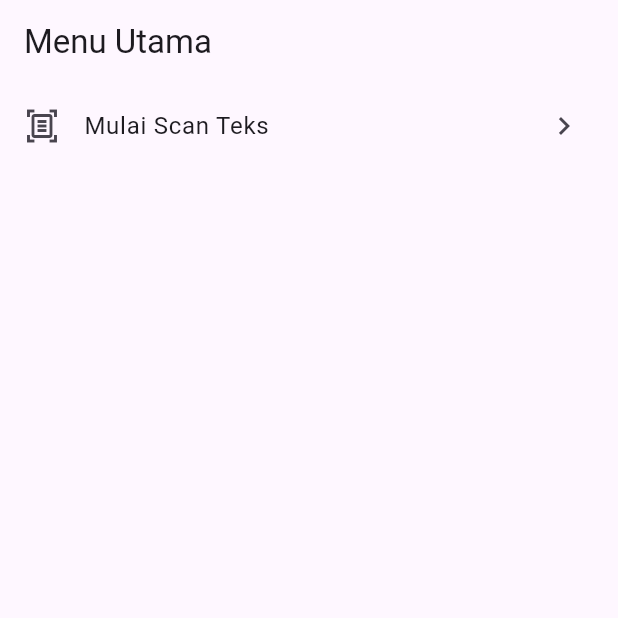
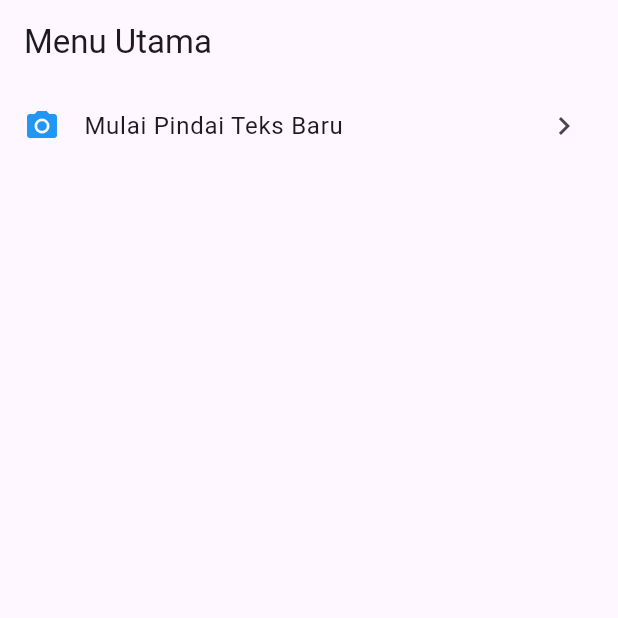
Before and after one commit to SATRIODIANNUGROHO/flutter-fundamental-part4, a Flutter app: the screen it shows after launch, on a phone screen of 412 x 824 dp, the top half of it. Run offline on Flutter 3.47's test engine with Material 3 defaults, Android fonts, the phone set to English and light mode, and no system bars; our stand-ins replace camera; missing offline and left inert: google_mlkit_text_recognition.

Commit message:
Atur ListTile: leading: Icon(Icons.camera_alt, color: Colors.blue); title: Text(’Mulai Pindai Teks Baru’).

```diff
--- a/lib/screens/home_screen.dart
+++ b/lib/screens/home_screen.dart
@@ -11,8 +11,8 @@ class HomeScreen extends StatelessWidget {
       body: ListView(
         children: [
           ListTile(
-            leading: const Icon(Icons.document_scanner_outlined),
-            title: const Text('Mulai Scan Teks'),
+            leading: const Icon(Icons.camera_alt, color: Colors.blue),
+            title: const Text('Mulai Pindai Teks Baru'),
             trailing: const Icon(Icons.chevron_right),
             onTap: () {
               Navigator.push(
```
Also changed, not shown: images/7.jpg (added), 1 other file.
